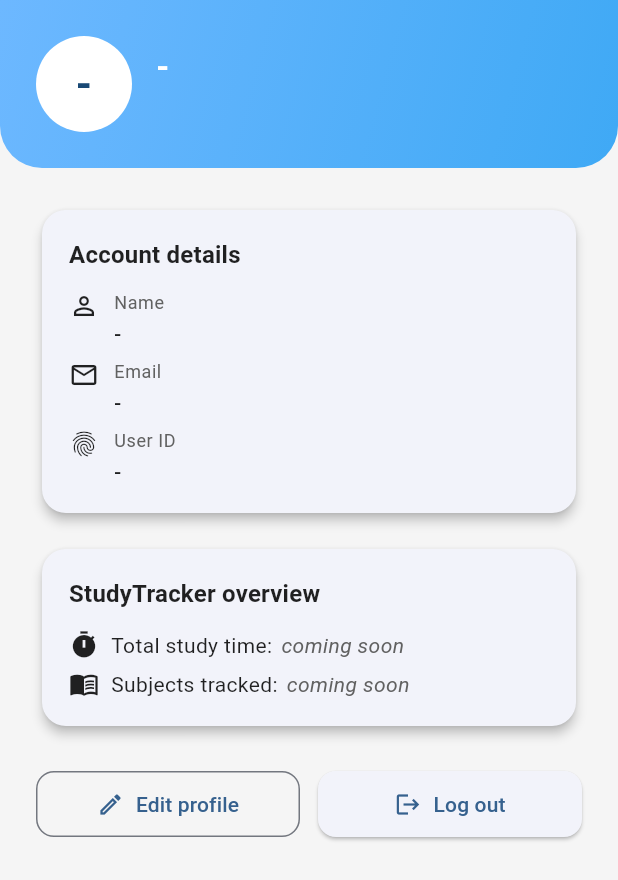
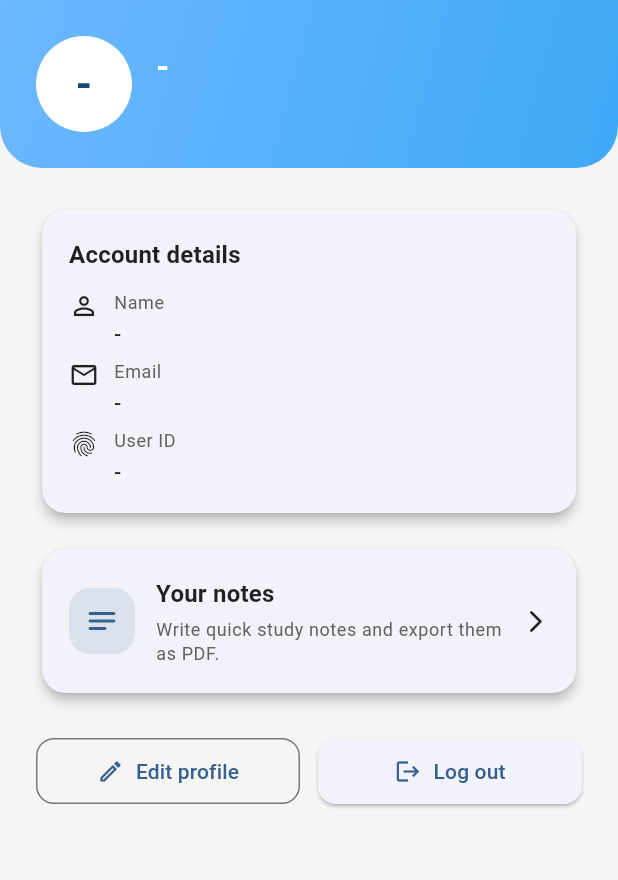
Before and after one commit to matejadju/studytracker, a Flutter app: the ProfilePage screen opened directly with empty values, on a phone screen of 412 x 824 dp. Shown: the top 880 px of the screen. Run offline on Flutter 3.47's test engine with Material 3 defaults, Android fonts, the phone set to English and light mode, and no system bars; our stand-ins replace cloud_firestore, firebase_auth, firebase_core, fl_chart, flutter_local_notifications, printing and 2 more; accounts and stored records are empty.

Commit message:
Note,pdf

```diff
--- a/studytracker/lib/pages/profile_page.dart
+++ b/studytracker/lib/pages/profile_page.dart
@@ -1,6 +1,8 @@
 import 'package:flutter/material.dart';
 import 'package:firebase_auth/firebase_auth.dart';
 import 'package:cloud_firestore/cloud_firestore.dart';
+
+import 'notes_screen.dart'; // 👈 prilagodi putanju ako bude drugačije
 
 class ProfilePage extends StatefulWidget {
   const ProfilePage({
@@ -234,78 +236,74 @@ class _ProfilePageState extends State<ProfilePage> {
 
                       const SizedBox(height: 16),
 
-                      // OVERVIEW
+                      // YOUR NOTES – umesto StudyTracker overview
                       Card(
                         color: isDark ? theme.cardColor : null,
                         elevation: isDark ? 1 : 3,
                         shape: RoundedRectangleBorder(
                           borderRadius: BorderRadius.circular(16),
                         ),
+                        child: InkWell(
+                          borderRadius: BorderRadius.circular(16),
+                          onTap: () {
+                            Navigator.push(
+                              context,
+                              MaterialPageRoute(
+                                builder: (_) => NotesScreen(
+                                  userId: uid,
+                                  onToggleTheme: widget.onToggleTheme,
+                                  isDarkMode: widget.isDarkMode,
+                                  ),
+                              ),
+                            );
+                          },
                           child: Padding(
                             padding: const EdgeInsets.all(18.0),
+                            child: Row(
+                              children: [
+                                Container(
+                                  padding: const EdgeInsets.all(10),
+                                  decoration: BoxDecoration(
+                                    color: theme.colorScheme.primary
+                                        .withOpacity(0.12),
+                                    borderRadius: BorderRadius.circular(14),
+                                  ),
+                                  child: Icon(
+                                    Icons.notes_rounded,
+                                    color: theme.colorScheme.primary,
+                                  ),
+                                ),
+                                const SizedBox(width: 14),
+                                Expanded(
                                   child: Column(
-                            crossAxisAlignment: CrossAxisAlignment.start,
+                                    crossAxisAlignment:
+                                        CrossAxisAlignment.start,
                                     children: [
                                       Text(
-                                "StudyTracker overview",
-                                style: theme.textTheme.titleMedium?.copyWith(
+                                        "Your notes",
+                                        style: theme.textTheme.titleMedium
+                                            ?.copyWith(
                                           fontWeight: FontWeight.w600,
                                           color: textColor,
                                         ),
                                       ),
-                              const SizedBox(height: 12),
-                              Row(
-                                children: [
-                                  Icon(
-                                    Icons.timer,
-                                    size: 20,
-                                    color: textColor,
-                                  ),
-                                  const SizedBox(width: 8),
+                                      const SizedBox(height: 4),
                                       Text(
-                                    "Total study time:",
-                                    style:
-                                        theme.textTheme.bodyMedium?.copyWith(
-                                      color: textColor,
-                                    ),
-                                  ),
-                                  const SizedBox(width: 6),
-                                  Text(
-                                    "coming soon",
-                                    style: theme.textTheme.bodyMedium?.copyWith(
-                                      fontStyle: FontStyle.italic,
+                                        "Write quick study notes and export them as PDF.",
+                                        style: theme.textTheme.bodySmall
+                                            ?.copyWith(
                                           color: subTextColor,
                                         ),
                                       ),
                                     ],
                                   ),
-                              const SizedBox(height: 6),
-                              Row(
-                                children: [
-                                  Icon(
-                                    Icons.menu_book_outlined,
-                                    size: 20,
-                                    color: textColor,
                                 ),
-                                  const SizedBox(width: 8),
-                                  Text(
-                                    "Subjects tracked:",
-                                    style:
-                                        theme.textTheme.bodyMedium?.copyWith(
-                                      color: textColor,
-                                    ),
-                                  ),
-                                  const SizedBox(width: 6),
-                                  Text(
-                                    "coming soon",
-                                    style: theme.textTheme.bodyMedium?.copyWith(
-                                      fontStyle: FontStyle.italic,
-                                      color: subTextColor,
-                                    ),
+                                const Icon(
+                                  Icons.arrow_forward_ios_rounded,
+                                  size: 18,
                                 ),
                               ],
                             ),
-                            ],
                           ),
                         ),
                       ),
--- /dev/null
+++ b/studytracker/lib/services/note_service.dart
@@ -0,0 +1,44 @@
+import 'package:cloud_firestore/cloud_firestore.dart';
+import '../models/note.dart';
+
+class NoteService {
+  final _db = FirebaseFirestore.instance;
+
+  /// stream svih beleški za datog usera
+  Stream<List<Note>> listenNotes(String userId) {
+    return _db
+        .collection('notes')
+        .where('userId', isEqualTo: userId)
+        // privremeno bez orderBy da ne traži indeks
+        //.orderBy('updatedAt', descending: true)
+        .snapshots()
+        .map((snap) => snap.docs.map((d) => Note.fromDoc(d)).toList());
+  }
+
+  /// jednokratno branje
+  Future<List<Note>> getNotesOnce(String userId) async {
+    final snap = await _db
+        .collection('notes')
+        .where('userId', isEqualTo: userId)
+        // opet bez orderBy dok indeks ne bude 100% ready
+        //.orderBy('updatedAt', descending: true)
+        .get();
+
+    return snap.docs.map((d) => Note.fromDoc(d)).toList();
+  }
+
+  /// dodavanje nove beleške
+  Future<void> addNote(Note note) async {
+    await _db.collection('notes').doc(note.id).set(note.toMap());
+  }
+
+  /// update postojeće
+  Future<void> updateNote(Note note) async {
+    await _db.collection('notes').doc(note.id).update(note.toMap());
+  }
+
+  /// brisanje
+  Future<void> deleteNote(String userId, String noteId) async {
+    await _db.collection('notes').doc(noteId).delete();
+  }
+}
--- a/studytracker/pubspec.yaml
+++ b/studytracker/pubspec.yaml
@@ -25,7 +25,10 @@ dependencies:
   timezone: ^0.9.3
   table_calendar: ^3.0.9
 
-
+  # PDF export
+  pdf: ^3.11.0
+  printing: ^5.13.0
+  intl: ^0.19.0
 
 
 dev_dependencies:
```
Also changed, not shown: studytracker/lib/models/note.dart (added, +92 -0 lines), studytracker/lib/pages/notes_screen.dart (added, +449 -0 lines), studytracker/pubspec.lock, 5 other files. Lines whose indentation alone changed are shown as unchanged.
